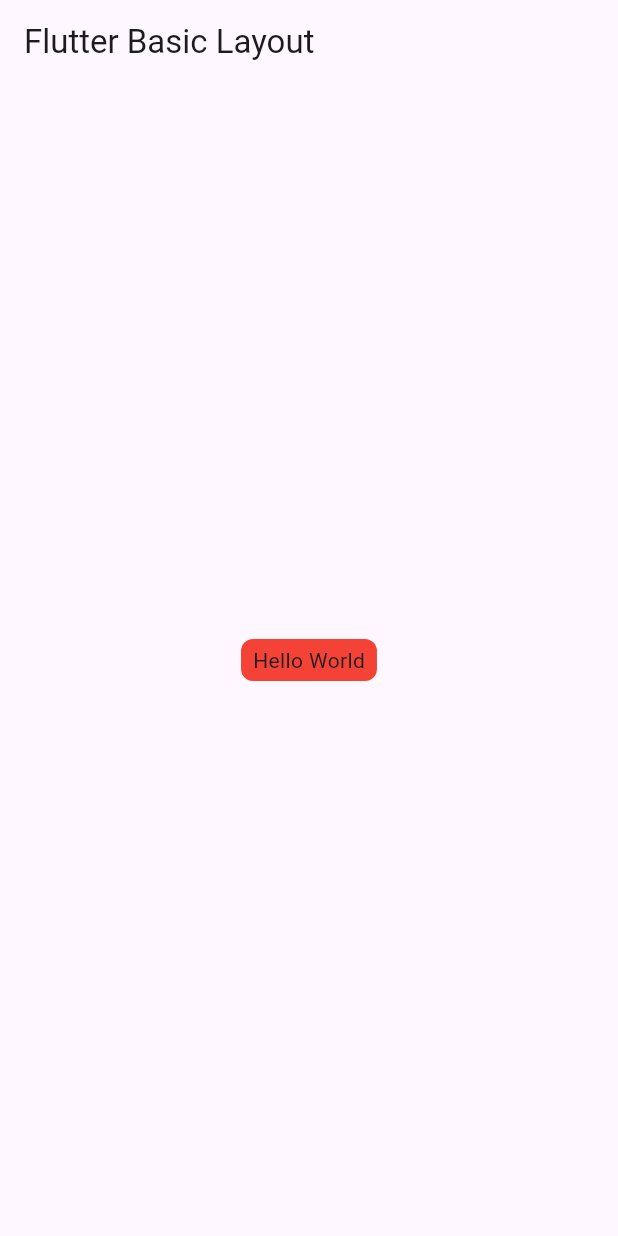
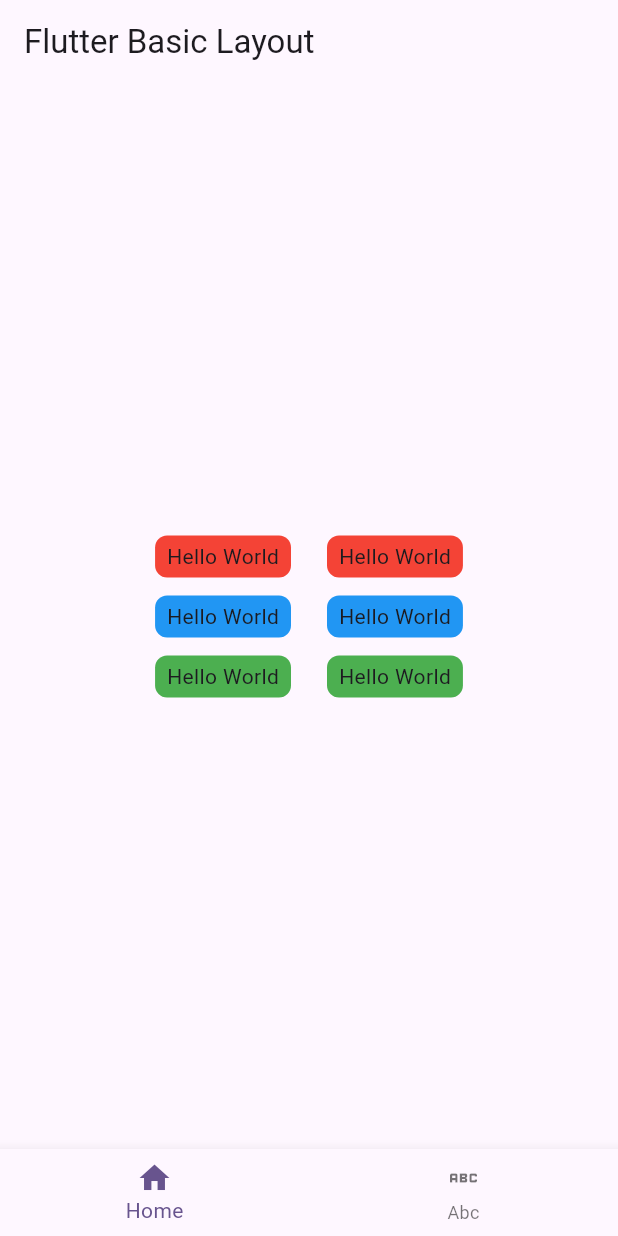
Before and after one commit to cylixlee/flutter-course, a Flutter app: the screen it shows after launch, on a phone screen of 412 x 824 dp. Run offline on Flutter 3.47's test engine with Material 3 defaults, Android fonts, the phone set to English and light mode, and no system bars.

Commit message:
feature: Add some layout code.

```diff
--- a/lib/main.dart
+++ b/lib/main.dart
@@ -12,8 +12,13 @@ class MainApp extends StatelessWidget {
     return MaterialApp(
       home: Scaffold(
         body: Center(
-          child: Column(
+          child: Row(
             mainAxisAlignment: MainAxisAlignment.center,
+            spacing: 24,
+            children: [
+              Column(
+                mainAxisAlignment: MainAxisAlignment.center,
+                spacing: 12,
                 children: [
                   Container(
                     padding: EdgeInsets.symmetric(vertical: 4, horizontal: 8),
@@ -23,10 +28,64 @@ class MainApp extends StatelessWidget {
                     ),
                     child: const Text("Hello World"),
                   ),
+                  Container(
+                    padding: EdgeInsets.symmetric(vertical: 4, horizontal: 8),
+                    decoration: BoxDecoration(
+                      color: Colors.blue,
+                      borderRadius: BorderRadius.all(Radius.circular(8)),
+                    ),
+                    child: const Text("Hello World"),
+                  ),
+                  Container(
+                    padding: EdgeInsets.symmetric(vertical: 4, horizontal: 8),
+                    decoration: BoxDecoration(
+                      color: Colors.green,
+                      borderRadius: BorderRadius.all(Radius.circular(8)),
+                    ),
+                    child: const Text("Hello World"),
+                  ),
+                ],
+              ),
+              Column(
+                mainAxisAlignment: MainAxisAlignment.center,
+                spacing: 12,
+                children: [
+                  Container(
+                    padding: EdgeInsets.symmetric(vertical: 4, horizontal: 8),
+                    decoration: BoxDecoration(
+                      color: Colors.red,
+                      borderRadius: BorderRadius.all(Radius.circular(8)),
+                    ),
+                    child: const Text("Hello World"),
+                  ),
+                  Container(
+                    padding: EdgeInsets.symmetric(vertical: 4, horizontal: 8),
+                    decoration: BoxDecoration(
+                      color: Colors.blue,
+                      borderRadius: BorderRadius.all(Radius.circular(8)),
+                    ),
+                    child: const Text("Hello World"),
+                  ),
+                  Container(
+                    padding: EdgeInsets.symmetric(vertical: 4, horizontal: 8),
+                    decoration: BoxDecoration(
+                      color: Colors.green,
+                      borderRadius: BorderRadius.all(Radius.circular(8)),
+                    ),
+                    child: const Text("Hello World"),
+                  ),
+                ],
+              ),
             ],
           ),
         ),
         appBar: AppBar(title: const Text("Flutter Basic Layout")),
+        bottomNavigationBar: BottomNavigationBar(
+          items: [
+            BottomNavigationBarItem(icon: Icon(Icons.home), label: "Home"),
+            BottomNavigationBarItem(icon: Icon(Icons.abc), label: "Abc"),
+          ],
+        ),
       ),
       theme: ThemeData.from(
         colorScheme: ColorScheme.fromSeed(seedColor: Colors.deepPurple),
```
Lines whose indentation alone changed are shown as unchanged.
